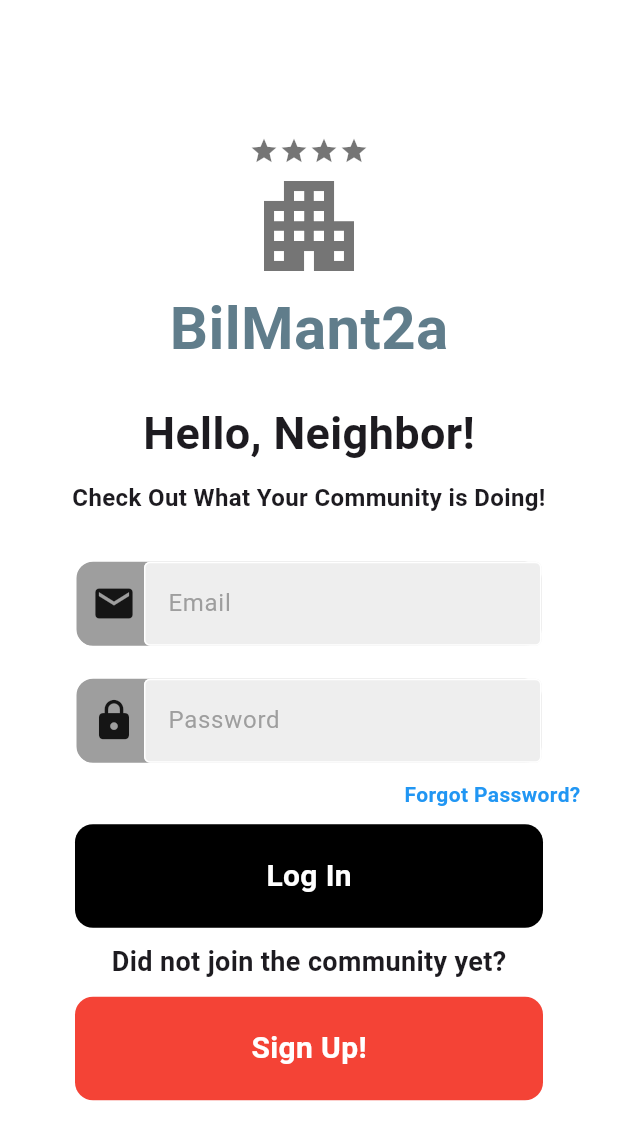
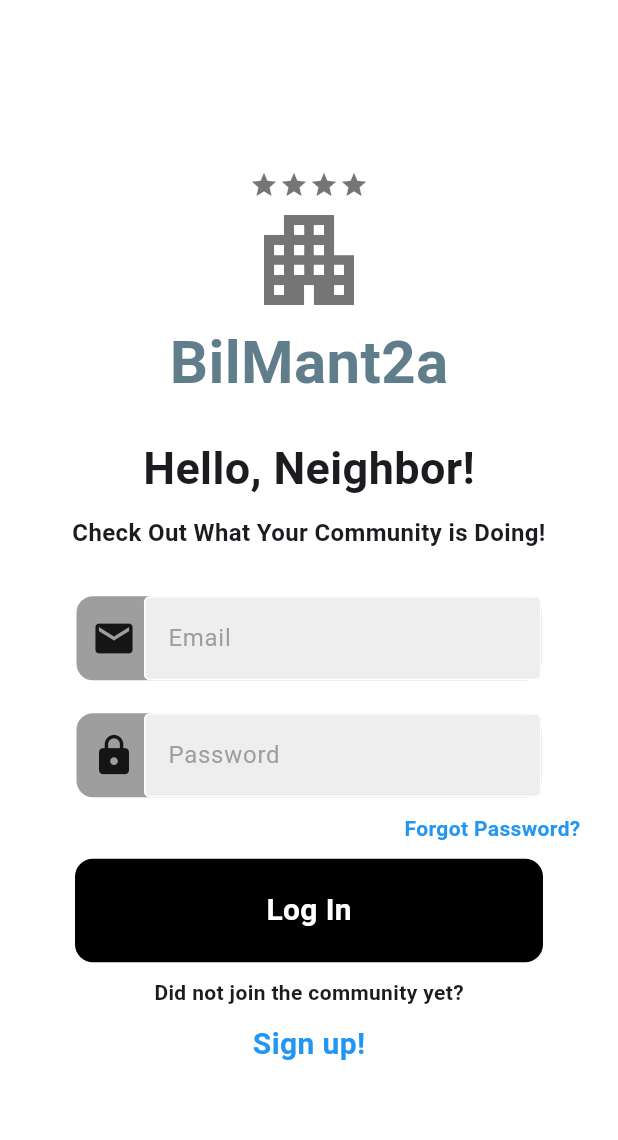
Before and after one commit to HalcyonAbsedion/BilMant2a, a Flutter app: the screen it shows after launch, on a phone screen of 412 x 824 dp. Shown: the top 1140 px of the screen. Run offline on Flutter 3.47's test engine with Material 3 defaults, Android fonts, the phone set to English and light mode, and no system bars; our stand-ins replace cloud_firestore, firebase_auth, firebase_core, google_nav_bar, image_picker; accounts and stored records are empty.

Commit message:
removed giant red button of sign up and set it as just text

```diff
--- a/lib/pages/login_page.dart
+++ b/lib/pages/login_page.dart
@@ -165,7 +165,7 @@ class _LoginPageState extends State<LoginPage> {
                           ),
                           Expanded(
                             child: Padding(
-                              padding: EdgeInsets.only(left: 5.0),
+                              padding: const EdgeInsets.only(left: 5.0),
                               child: MyTextField(
                                   controller: emailTextController,
                                   hintText: 'Email',
@@ -199,7 +199,7 @@ class _LoginPageState extends State<LoginPage> {
                           ),
                           Expanded(
                             child: Padding(
-                              padding: EdgeInsets.only(left: 5.0),
+                              padding: const EdgeInsets.only(left: 5.0),
                               child: MyTextField(
                                   controller: passwordTextController,
                                   hintText: 'Password',
@@ -220,10 +220,10 @@ class _LoginPageState extends State<LoginPage> {
                           onTap: () {
                             Navigator.push(context,
                                 MaterialPageRoute(builder: (context) {
-                              return ForgotPasswordPage();
+                              return const ForgotPasswordPage();
                             }));
                           },
-                          child: Text(
+                          child: const Text(
                             'Forgot Password?',
                             style: TextStyle(
                                 color: Colors.blue,
@@ -241,7 +241,7 @@ class _LoginPageState extends State<LoginPage> {
                     child: GestureDetector(
                       onTap: signIn,
                       child: Container(
-                        padding: EdgeInsets.all(20),
+                        padding: const EdgeInsets.all(20),
                         decoration: BoxDecoration(
                           color: Colors.black,
                           borderRadius: BorderRadius.circular(12),
@@ -264,7 +264,7 @@ class _LoginPageState extends State<LoginPage> {
                     'Did not join the community yet?',
                     style: TextStyle(
                       fontWeight: FontWeight.bold,
-                      fontSize: 18,
+                      fontSize: 14,
                     ),
                   ),
                   const SizedBox(height: 10),
@@ -274,19 +274,13 @@ class _LoginPageState extends State<LoginPage> {
                     padding: const EdgeInsets.symmetric(horizontal: 50.0),
                     child: GestureDetector(
                       onTap: widget.onTap,
-                      child: Container(
-                        padding: EdgeInsets.all(20),
-                        decoration: BoxDecoration(
-                          color: Colors.red,
-                          borderRadius: BorderRadius.circular(12),
-                        ),
-                        child: const Center(
-                          child: Text('Sign Up!',
-                              style: TextStyle(
-                                color: Colors.white,
-                                fontWeight: FontWeight.bold,
-                                fontSize: 20,
-                              )),
+                      child: const Center(
+                        child: const Text(
+                          'Sign up!',
+                          style: TextStyle(
+                              color: Colors.blue,
+                              fontWeight: FontWeight.bold,
+                              fontSize: 20),
                         ),
                       ),
                     ),
```
